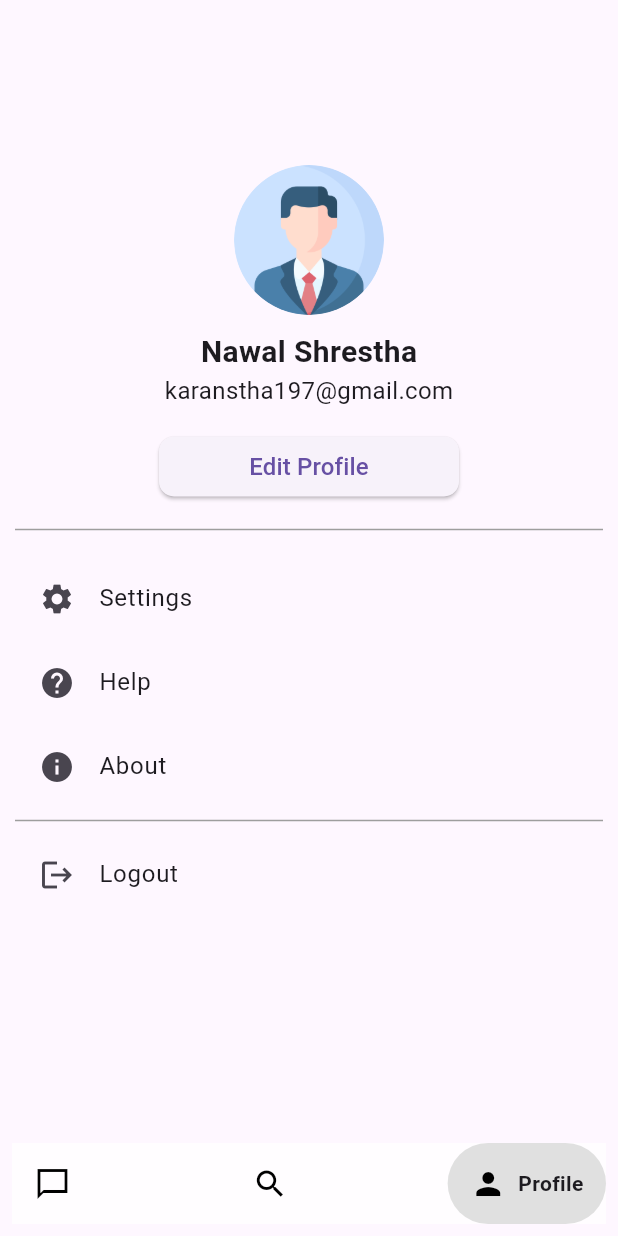
After one commit to Naawaal/ChitChat, a Flutter app: the ButtomNavigationScreen screen opened by its route, swiped to page 3, on a phone screen of 412 x 824 dp. The commit adds this screen. Run offline on Flutter 3.47's test engine with Material 2 defaults, Android fonts, the phone set to English and light mode, and no system bars; drawn by our look-alikes of google_nav_bar; our stand-ins replace firebase_auth, firebase_core, fluttertoast; accounts and stored records are empty.

Commit message:
fixes some bug

```diff
--- a/lib/firebase/login.dart
+++ b/lib/firebase/login.dart
@@ -3,7 +3,7 @@ import 'package:flutter/material.dart';
 import 'package:fluttertoast/fluttertoast.dart';
 
 class Login {
-  static void loginUser(
+  static Future<String?> loginUser(
       {required String email, required String password}) async {
     try {
       final loginResult =
@@ -20,6 +20,7 @@ class Login {
         textColor: Colors.white,
         fontSize: 16.0,
       );
+      return loginResult.user!.uid;
     } on FirebaseAuthException catch (e) {
       if (e.code == 'user-not-found') {
         Fluttertoast.showToast(
@@ -65,6 +66,7 @@ class Login {
           textColor: Colors.white,
         );
       }
+      return null;
     }
   }
 }
--- /dev/null
+++ b/lib/screens/buttom_nav_screen.dart
@@ -0,0 +1,73 @@
+import 'package:chit_chat/screens/profile_screen.dart';
+import 'package:chit_chat/screens/search_screen.dart';
+import 'package:flutter/material.dart';
+import 'package:google_nav_bar/google_nav_bar.dart';
+
+import '../widgets/buttom_nav_widget.dart';
+import 'chat_screen.dart';
+
+class ButtomNavigationScreen extends StatefulWidget {
+  const ButtomNavigationScreen({super.key});
+
+  static const String chatRoute = '/chat';
+
+  @override
+  State<ButtomNavigationScreen> createState() => _ChatScreenState();
+}
+
+class _ChatScreenState extends State<ButtomNavigationScreen> {
+  int curretIndex = 0;
+  late PageController _pageController;
+  @override
+  void initState() {
+    super.initState();
+    _pageController = PageController();
+  }
+
+  @override
+  void dispose() {
+    super.dispose();
+    _pageController.dispose();
+  }
+
+  @override
+  Widget build(BuildContext context) {
+    return Scaffold(
+      body: PageView(
+        controller: _pageController,
+        onPageChanged: (index) {
+          setState(() {
+            curretIndex = index;
+          });
+        },
+        children: const [
+          ChatScreen(),
+          SearchScreen(),
+          ProfileScreen(),
+        ],
+      ),
+      bottomNavigationBar: ButtomNavigationWidget(
+        selectedIndex: curretIndex,
+        onTabChange: (int) {
+          setState(() {
+            _pageController.jumpToPage(int);
+          });
+        },
+        tabs: const [
+          GButton(
+            icon: Icons.chat_bubble_outline_sharp,
+            text: 'Chats',
+          ),
+          GButton(
+            icon: Icons.search,
+            text: 'Serach',
+          ),
+          GButton(
+            icon: Icons.person,
+            text: 'Profile',
+          ),
+        ],
+      ),
+    );
+  }
+}
--- a/lib/screens/forgot_screen.dart
+++ b/lib/screens/forgot_screen.dart
@@ -1,4 +1,5 @@
 import 'package:chit_chat/widgets/button_widget.dart';
+import 'package:firebase_auth/firebase_auth.dart';
 import 'package:flutter/material.dart';
 import 'package:provider/provider.dart';
 
@@ -40,7 +41,7 @@ class ForgotScreen extends StatelessWidget {
             ButtonWidget(
               text: 'Send Email',
               onPressed: () {
-                forgotProvider.forgotPassword();
+                FirebaseAuth.instance.signOut();
               },
             ),
           ],
--- a/lib/screens/login_screen.dart
+++ b/lib/screens/login_screen.dart
@@ -83,7 +83,7 @@ class LoginScreen extends StatelessWidget {
                       fontSize: 16.0,
                     );
                   } else {
-                    loginProvider.loginUser();
+                    loginProvider.loginUser(context);
                   }
                 },
               ),
--- /dev/null
+++ b/lib/screens/profile_screen.dart
@@ -0,0 +1,101 @@
+import 'package:chit_chat/screens/login_screen.dart';
+import 'package:firebase_auth/firebase_auth.dart';
+import 'package:flutter/material.dart';
+
+class ProfileScreen extends StatelessWidget {
+  const ProfileScreen({super.key});
+
+  static const String profileRoute = '/profile';
+
+  @override
+  Widget build(BuildContext context) {
+    return Scaffold(
+      body: Container(
+        padding: const EdgeInsets.all(10),
+        child: SingleChildScrollView(
+          child: Column(
+            mainAxisAlignment: MainAxisAlignment.center,
+            children: [
+              const SizedBox(
+                height: 100,
+              ),
+              ClipRRect(
+                borderRadius: BorderRadius.circular(100),
+                child: Image.asset(
+                  'assets/profile.png',
+                  height: 100,
+                  width: 100,
+                ),
+              ),
+              const SizedBox(
+                height: 10,
+              ),
+              const Text(
+                'Nawal Shrestha',
+                style: TextStyle(
+                  fontSize: 20,
+                  fontWeight: FontWeight.bold,
+                ),
+              ),
+              const Text('karanstha197@gmail.com',
+                  style: TextStyle(
+                    fontSize: 16,
+                  )),
+              const SizedBox(height: 15),
+              SizedBox(
+                width: 200,
+                child: ElevatedButton(
+                  onPressed: () {},
+                  style: ElevatedButton.styleFrom(
+                    shape: RoundedRectangleBorder(
+                      borderRadius: BorderRadius.circular(10),
+                    ),
+                  ),
+                  child: const Text(
+                    'Edit Profile',
+                    style: TextStyle(fontSize: 16),
+                  ),
+                ),
+              ),
+              const SizedBox(height: 10),
+              const Divider(
+                thickness: 1,
+                color: Colors.grey,
+              ),
+              const SizedBox(height: 10),
+              ListTile(
+                leading: const Icon(Icons.settings),
+                title: const Text('Settings'),
+                onTap: () {},
+              ),
+              ListTile(
+                leading: const Icon(Icons.help),
+                title: const Text('Help'),
+                onTap: () {},
+              ),
+              ListTile(
+                leading: const Icon(Icons.info),
+                title: const Text('About'),
+                onTap: () {},
+              ),
+              const Divider(
+                thickness: 1,
+                color: Colors.grey,
+              ),
+              ListTile(
+                leading: const Icon(Icons.logout),
+                title: const Text('Logout'),
+                onTap: () {
+                  if (FirebaseAuth.instance.currentUser != null) {
+                    FirebaseAuth.instance.signOut();
+                    Navigator.pop(context);
+                  }
+                },
+              ),
+            ],
+          ),
+        ),
+      ),
+    );
+  }
+}
--- a/lib/screens/signup_screen.dart
+++ b/lib/screens/signup_screen.dart
@@ -63,7 +63,7 @@ class SignupScreen extends StatelessWidget {
               ButtonWidget(
                 text: 'Signup',
                 onPressed: () {
-                  signupProvider.signUpUser();
+                  signupProvider.signUpUser(context);
                 },
               ),
               const SizedBox(height: 10),
--- /dev/null
+++ b/lib/widgets/buttom_nav_widget.dart
@@ -0,0 +1,31 @@
+import 'package:flutter/material.dart';
+import 'package:google_nav_bar/google_nav_bar.dart';
+
+class ButtomNavigationWidget extends StatelessWidget {
+  final List<GButton> tabs;
+  final int selectedIndex;
+  final Function(int) onTabChange;
+  const ButtomNavigationWidget({
+    super.key,
+    required this.tabs,
+    required this.selectedIndex,
+    required this.onTabChange,
+  });
+
+  @override
+  Widget build(BuildContext context) {
+    return Padding(
+      padding: const EdgeInsets.all(8.0),
+      child: GNav(
+        onTabChange: onTabChange,
+        selectedIndex: selectedIndex,
+        textSize: 22,
+        backgroundColor: Colors.white70,
+        padding: const EdgeInsets.all(15),
+        tabBackgroundColor: Colors.grey.shade300,
+        gap: 8,
+        tabs: tabs,
+      ),
+    );
+  }
+}
--- a/pubspec.yaml
+++ b/pubspec.yaml
@@ -42,6 +42,7 @@ dependencies:
   firebase_auth: ^4.2.5
   cloud_firestore: ^4.3.1
   fluttertoast: ^8.1.2
+  google_nav_bar: ^5.0.6
 
 dev_dependencies:
   flutter_test:
```
Also changed, not shown: lib/chit_chat.dart (+6 -1 lines), lib/firebase/forgot.dart (+17 -2 lines), lib/firebase/signup.dart (+25 -1 lines), lib/provider/login_provider.dart (+8 -2 lines), lib/provider/signup_provider.dart (+6 -2 lines), lib/screens/chat_screen.dart (added, +17 -0 lines), lib/screens/search_screen.dart (added, +11 -0 lines), assets/profile.png (added), pubspec.lock.
